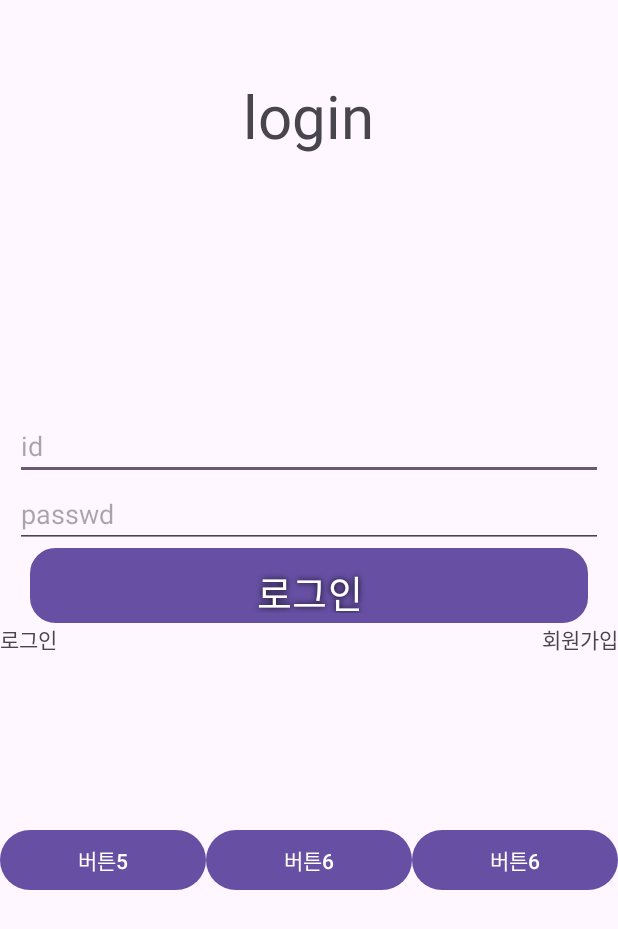
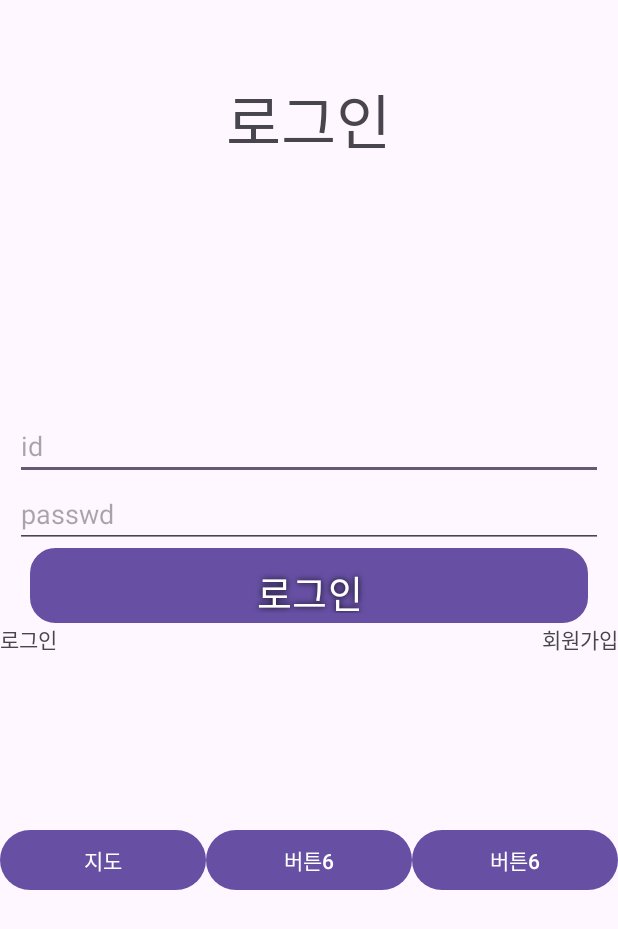
Before and after one commit to HyunBeen0903/MpTeamProject, an Android app: the screen it shows after launch (MainActivity), on a phone screen of 412 x 824 dp. Shown: the top 929 px of the screen. Run offline under Robolectric (Android 15) with nearby library versions, the phone set to English and light mode, and no system bars; our stand-ins replace Firebase (no records; nobody signed in at launch, a user with empty details on screens opened directly).

Commit message:
로그인 , 회원가입 구현

```diff
--- a/app/build.gradle.kts
+++ b/app/build.gradle.kts
@@ -2,6 +2,7 @@ plugins {
     alias(libs.plugins.androidApplication)
     alias(libs.plugins.jetbrainsKotlinAndroid)
     id("com.google.gms.google-services")
+    alias(libs.plugins.googleAndroidLibrariesMapsplatformSecretsGradlePlugin)
 }
 
 android {
@@ -37,12 +38,17 @@ android {
     kotlinOptions {
         jvmTarget = "1.8"
     }
+
 }
 
 dependencies {
     implementation(platform("com.google.firebase:firebase-bom:33.0.0"))
     implementation("com.google.firebase:firebase-analytics")
     implementation ("com.google.firebase:firebase-database-ktx")
+
+    implementation ("com.google.android.gms:play-services-maps:18.0.2") //지도
+    implementation ("com.google.firebase:firebase-auth")    //회원가입
+
     implementation(libs.androidx.core.ktx)
     implementation(libs.androidx.appcompat)
     implementation(libs.material)
--- a/app/src/main/java/com/example/myapplication/MainActivity.kt
+++ b/app/src/main/java/com/example/myapplication/MainActivity.kt
@@ -2,26 +2,73 @@ package com.example.myapplication
 
 import android.content.Intent
 import android.os.Bundle
+import android.widget.Button
+import android.widget.EditText
 import android.widget.TextView
+import android.widget.Toast
 import androidx.appcompat.app.AppCompatActivity
 import com.google.firebase.Firebase
+import com.google.firebase.auth.FirebaseAuth
 import com.google.firebase.database.database
 import com.google.firebase.messaging.FirebaseMessaging
 import com.google.firebase.messaging.FirebaseMessagingService
 import com.google.firebase.messaging.messaging
 //Kangjihun Branch
 class MainActivity : AppCompatActivity() {
+    private lateinit var mAuth: FirebaseAuth
+
     override fun onCreate(savedInstanceState: Bundle?) {
         super.onCreate(savedInstanceState)
         setContentView(R.layout.activity_main)
-        var txt = findViewById<TextView>(R.id.회원가입)
+
+        mAuth = FirebaseAuth.getInstance()      //로그인
+
+
+        val txt = findViewById<TextView>(R.id.회원가입)
+        val mapButton = findViewById<Button>(R.id.지도)
+        val loginButton = findViewById<Button>(R.id.login)
+
+        val id = findViewById<EditText>(R.id.idEditText)
+        val password = findViewById<EditText>(R.id.passwordEditTest)
+
+
         txt.setOnClickListener{
-            var intent = Intent(applicationContext, NewAccountPage::class.java)
+            val intent = Intent(applicationContext, NewAccountPage::class.java)
             startActivity(intent)
         }
+        mapButton.setOnClickListener{
+            val intent = Intent(applicationContext, MapsActivity::class.java)
+            startActivity(intent)
+        }
+
+        loginButton.setOnClickListener {
+            val id = id.text.toString()
+            val password = password.text.toString()
+
+            loginUser(id, password)
+
+
+
+        }
+
       //val database = Firebase.database
       //  val myRef = database.getReference("message")
       //  myRef.setValue("Hello, Firebase")
 
     }
+    private fun loginUser(email: String, password: String) {
+        mAuth.signInWithEmailAndPassword(email, password)
+            .addOnCompleteListener(this) { task ->
+                if (task.isSuccessful) {
+                    // 로그인 성공
+                    Toast.makeText(this, "Login Successful", Toast.LENGTH_SHORT).show()
+                    val intent = Intent(applicationContext, HomeActivity::class.java)
+                    startActivity(intent)
+                    finish() // 로그인 액티비티를 종료하여 뒤로 가기 버튼을 누르면 다시 돌아오지 않도록 함
+                } else {
+                    // 로그인 실패
+                    Toast.makeText(this, "Login Failed: ${task.exception?.message}", Toast.LENGTH_SHORT).show()
+                }
+            }
+    }
 }
--- a/app/src/main/res/layout/activity_main.xml
+++ b/app/src/main/res/layout/activity_main.xml
@@ -15,7 +15,7 @@
             android:layout_height="wrap_content"
             android:layout_gravity="center"
             android:textSize="40sp"
-            android:text="login" />
+            android:text="로그인" />
     </LinearLayout>
     <LinearLayout
         android:layout_width="match_parent"
@@ -27,7 +27,8 @@
             android:layout_marginRight="10dp"
             android:layout_width="match_parent"
             android:layout_height="wrap_content"
-            android:hint="id"/>
+            android:hint="id"
+            android:id="@+id/idEditText"/>
         <EditText
             android:layout_marginLeft="10dp"
             android:layout_marginRight="10dp"
@@ -35,9 +36,9 @@
             android:layout_height="wrap_content"
             android:hint="passwd"
             android:password="true"
-            tools:ignore="Deprecated" />
+            android:id="@+id/passwordEditTest"/>
         <Button
-            android:id="@+id/angry_btn"
+            android:id="@+id/login"
             android:text="로그인"
             android:textColor="#FFFFFF"
             android:textSize="25sp"
@@ -77,7 +78,8 @@
             android:layout_width="wrap_content"
             android:layout_height="wrap_content"
             android:layout_weight="1"
-            android:text="버튼5" />
+            android:text="지도"
+            android:id="@+id/지도"/>
         <Button
             android:layout_width="wrap_content"
             android:layout_height="wrap_content"
--- a/app/src/main/res/values/strings.xml
+++ b/app/src/main/res/values/strings.xml
@@ -1,3 +1,4 @@
 <resources>
     <string name="app_name">My Application</string>
+    <string name="title_activity_maps">MapsActivity</string>
 </resources>
--- a/gradle/libs.versions.toml
+++ b/gradle/libs.versions.toml
@@ -10,6 +10,8 @@ material = "1.11.0"
 activity = "1.8.0"
 constraintlayout = "2.1.4"
 firebaseMessagingKtx = "24.0.0"
+googleAndroidLibrariesMapsplatformSecretsGradlePlugin = "2.0.1"
+playServicesMaps = "18.2.0"
 
 [libraries]
 androidx-core-ktx = { group = "androidx.core", name = "core-ktx", version.ref = "coreKtx" }
@@ -21,7 +23,9 @@ material = { group = "com.google.android.material", name = "material", version.r
 androidx-activity = { group = "androidx.activity", name = "activity", version.ref = "activity" }
 androidx-constraintlayout = { group = "androidx.constraintlayout", name = "constraintlayout", version.ref = "constraintlayout" }
 firebase-messaging-ktx = { group = "com.google.firebase", name = "firebase-messaging-ktx", version.ref = "firebaseMessagingKtx" }
+play-services-maps = { group = "com.google.android.gms", name = "play-services-maps", version.ref = "playServicesMaps" }
 
 [plugins]
 androidApplication = { id = "com.android.application", version.ref = "agp" }
 jetbrainsKotlinAndroid = { id = "org.jetbrains.kotlin.android", version.ref = "kotlin" }
+googleAndroidLibrariesMapsplatformSecretsGradlePlugin = { id = "com.google.android.libraries.mapsplatform.secrets-gradle-plugin", version.ref = "googleAndroidLibrariesMapsplatformSecretsGradlePlugin" }
```
Also changed, not shown: app/src/main/AndroidManifest.xml (+12 -0 lines), app/src/main/java/com/example/myapplication/HomeActivity.kt (added, +20 -0 lines), app/src/main/java/com/example/myapplication/MapsActivity.kt (added, +45 -0 lines), app/src/main/java/com/example/myapplication/NewAccountPage.kt (+46 -1 lines), app/src/main/res/layout/activity_home.xml (added, +20 -0 lines), app/src/main/res/layout/activity_maps.xml (added, +13 -0 lines), app/src/main/res/layout/activity_new_account_page.xml (+4 -4 lines), build.gradle.kts (+10 -1 lines).
